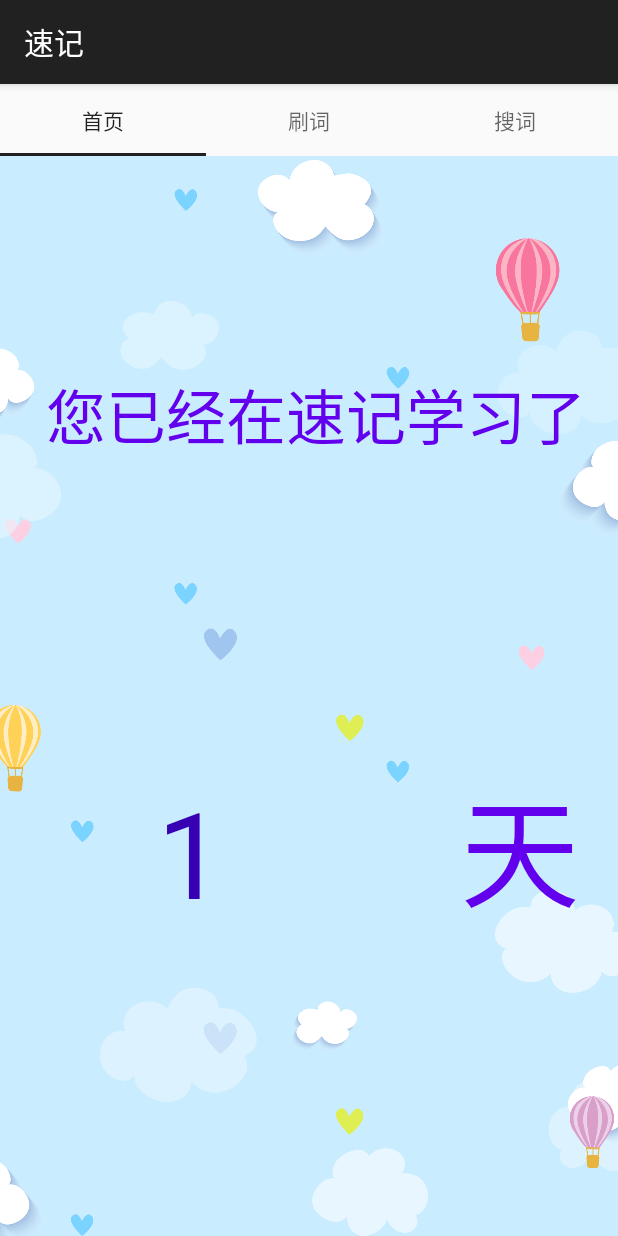
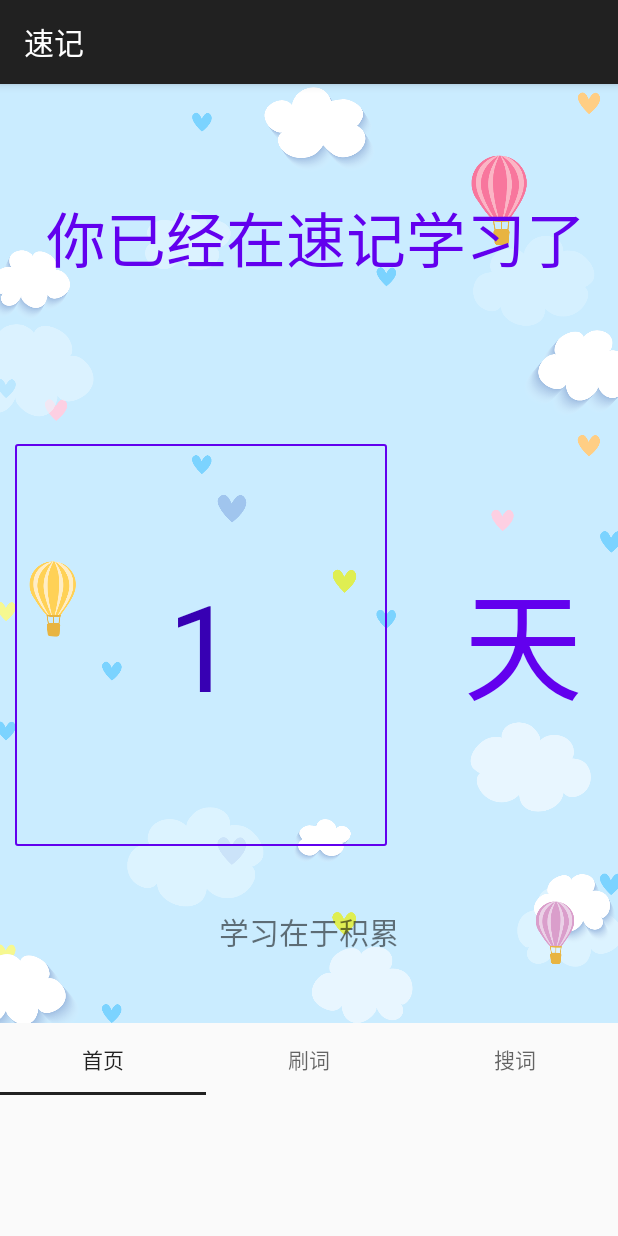
Before and after one commit to GuoZhiwan/Page, an Android app: the screen it shows after launch (MainActivity), on a phone screen of 412 x 824 dp. Run offline under Robolectric (Android 15) with nearby library versions, the phone set to English and light mode, and no system bars.

Commit message:
手机调试版

```diff
--- a/app/src/main/java/com/swufe/page/Main2Activity.java
+++ b/app/src/main/java/com/swufe/page/Main2Activity.java
@@ -50,6 +50,7 @@ public class Main2Activity extends AppCompatActivity {
         if(words!=null) {
             showword.setText(words.get(count).toString());
         }
+        //显示释义按钮
         Button btn1 = findViewById(R.id.btn_mean);
         btn1.setOnClickListener(new View.OnClickListener() {
             @Override
@@ -63,6 +64,7 @@ public class Main2Activity extends AppCompatActivity {
                     showmean.setText("恭喜你，全部单词已经背完~");
             }
         });
+        //下一个按钮，点击显示下一个单词
         Button btn2 = findViewById(R.id.btn_next);
         btn2.setOnClickListener(new View.OnClickListener() {
             @Override
--- a/app/src/main/java/com/swufe/page/SecondFragment.java
+++ b/app/src/main/java/com/swufe/page/SecondFragment.java
@@ -88,7 +88,7 @@ public class SecondFragment extends Fragment {
             public void onClick(View v) {
                 // TODO Auto-generated method stub
                 Intent intent = new Intent(getActivity(),MyList2Activity.class);
-                Toast.makeText(getActivity(), "点击单词就可以开始背啦~~", Toast.LENGTH_SHORT).show();
+                Toast.makeText(getActivity(), "及时复习才不会忘得太快哦~", Toast.LENGTH_SHORT).show();
                 startActivity(intent);
             }
         });
--- /dev/null
+++ b/app/src/main/res/drawable/text_view.xml
@@ -0,0 +1,6 @@
+<?xml version="1.0" encoding="utf-8"?>
+<shape xmlns:android="http://schemas.android.com/apk/res/android">
+        <solid android:color="#00000000"/>
+        <stroke android:width="1dp" android:color="@color/design_default_color_primary" />
+        <corners android:radius="1dp"/>
+    </shape>
--- a/app/src/main/res/layout/activity_main.xml
+++ b/app/src/main/res/layout/activity_main.xml
@@ -6,6 +6,14 @@
     android:layout_height="match_parent"
     tools:context=".MainActivity"
     android:orientation="vertical">
+
+
+    <androidx.viewpager.widget.ViewPager
+        android:id="@+id/viewpager"
+        android:layout_width="match_parent"
+        android:layout_height="626dp">
+
+    </androidx.viewpager.widget.ViewPager>
 
     <com.google.android.material.tabs.TabLayout
         android:id="@+id/sliding_tabs"
@@ -16,13 +24,6 @@
 
     </com.google.android.material.tabs.TabLayout>
 
-    <androidx.viewpager.widget.ViewPager
-        android:id="@+id/viewpager"
-        android:layout_width="match_parent"
-        android:layout_height="match_parent" >
-
-    </androidx.viewpager.widget.ViewPager>
-
 
 
 </LinearLayout>
--- a/app/src/main/res/layout/activity_main2.xml
+++ b/app/src/main/res/layout/activity_main2.xml
@@ -38,12 +38,12 @@
         android:layout_below="@+id/main2_show1"
         android:layout_alignParentStart="true"
         android:layout_alignParentBottom="true"
-        android:textSize="40sp"
         android:layout_marginStart="-2dp"
         android:layout_marginTop="85dp"
         android:layout_marginBottom="340dp"
         android:gravity="center"
-        android:text="@string/blank" />
+        android:text="@string/blank"
+        android:textSize="20sp" />
 
     <LinearLayout
         android:layout_width="match_parent"
--- a/app/src/main/res/layout/fragment_first.xml
+++ b/app/src/main/res/layout/fragment_first.xml
@@ -20,7 +20,7 @@
         android:id="@+id/textView"
         android:layout_width="match_parent"
         android:layout_height="66dp"
-        android:layout_marginTop="140dp"
+        android:layout_marginTop="70dp"
         android:gravity="center"
         android:layout_marginStart="10dp"
         android:textColor="@color/design_default_color_primary"
@@ -30,16 +30,18 @@
 
     <LinearLayout
         android:layout_width="match_parent"
-        android:layout_height="match_parent"
-        android:layout_marginTop="150dp"
+        android:layout_height="563dp"
+        android:layout_marginTop="200dp"
         android:orientation="horizontal">
 
         <TextView
             android:id="@+id/showView"
             android:layout_width="541dp"
-            android:layout_height="328dp"
-            android:layout_marginTop="150dp"
+            android:layout_height="268dp"
+            android:layout_marginTop="40dp"
             android:layout_weight="1"
+            android:layout_marginStart="10dp"
+            android:background="@drawable/text_view"
             android:gravity="center"
             android:text="@string/blank"
             android:textColor="@color/design_default_color_primary_dark"
@@ -50,7 +52,7 @@
             android:id="@+id/textView3"
             android:layout_width="447dp"
             android:layout_height="225dp"
-            android:layout_marginTop="150dp"
+            android:layout_marginTop="40dp"
             android:layout_weight="1"
             android:gravity="center"
             android:paddingStart="48dp"
@@ -66,8 +68,7 @@
         android:id="@+id/textView4"
         android:layout_width="match_parent"
         android:layout_height="wrap_content"
-        android:layout_marginTop="750dp"
-        android:layout_weight="1"
+        android:layout_marginTop="550dp"
         android:text="@string/first_text"
         android:gravity="center"
         android:textSize="20sp"
--- a/app/src/main/res/layout/list_item.xml
+++ b/app/src/main/res/layout/list_item.xml
@@ -6,7 +6,7 @@
     <TextView
         android:id="@+id/itemWord"
         android:layout_width="fill_parent"
-        android:layout_height="86dp"
+        android:layout_height="53dp"
         android:gravity="bottom|center"
         android:text="@string/app_name"
         android:textColor="@color/colorPrimary"
--- a/app/src/main/res/values/strings.xml
+++ b/app/src/main/res/values/strings.xml
@@ -6,8 +6,7 @@
     <string name="label_first">First Page</string>
     <string name="label_second">Second Page</string>
     <string name="label_third">Third Page</string>
-    <string name="todo">TODO</string>
-    <string name="welcome">您已经在速记学习了</string>
+    <string name="welcome">你已经在速记学习了</string>
     <string name="day">天</string>
     <string name="blank" />
     <string name="first_text">学习在于积累</string>
@@ -15,7 +14,7 @@
     <string name="remember">单词库</string>
     <string name="grades">成绩查询</string>
     <string name="second_title">最新通知</string>
-    <string name="text2">\t\t\t\t根据党中央、国务院关于新冠肺炎疫情防控工作的有关精神，经研究决定，
+    <string name="text2">\n\t\t\t\t根据党中央、国务院关于新冠肺炎疫情防控工作的有关精神，经研究决定，
         原定于2020年6月13日举行的全国大学英语四、六级考试延期并分两次举行，考试日期分别为7月11日和9月19日。
         \n\n
         \n\t\t\t\t\t\t\t\t\t\t\t\t\t\t\t\t\t\t\t\t\t\t\t\t\t\t\t\t\t\t\t\t\t\t教育部考试中心
@@ -27,4 +26,6 @@
     <string name="menu_set">单词库</string>
     <string name="open_list">复习库</string>
     <string name="search">请输入您想查询的单词</string>
+    <string name="todo">TODO</string>
+    <string name="button">搜索：</string>
 </resources>
--- a/app/src/main/res/values/styles.xml
+++ b/app/src/main/res/values/styles.xml
@@ -17,5 +17,9 @@
         <item name="tabBackground">?attr/selectableItemBackground</item>
         <item name="tabSelectedTextColor">?android:textColorPrimary</item>
     </style>
+    <style name="MyEditText" parent="Theme.AppCompat.Light">
+        <item name="colorControlNormal">@color/colorPrimary</item>
+        <item name="colorControlActivated">@color/colorPrimary</item>
+    </style>
 
 </resources>
```
Also changed, not shown: app/src/main/java/com/swufe/page/ThirdFragment.java (+8 -0 lines), app/src/main/res/layout/fragment_second.xml (+13 -7 lines), app/src/main/res/layout/fragment_third.xml (+20 -4 lines).
